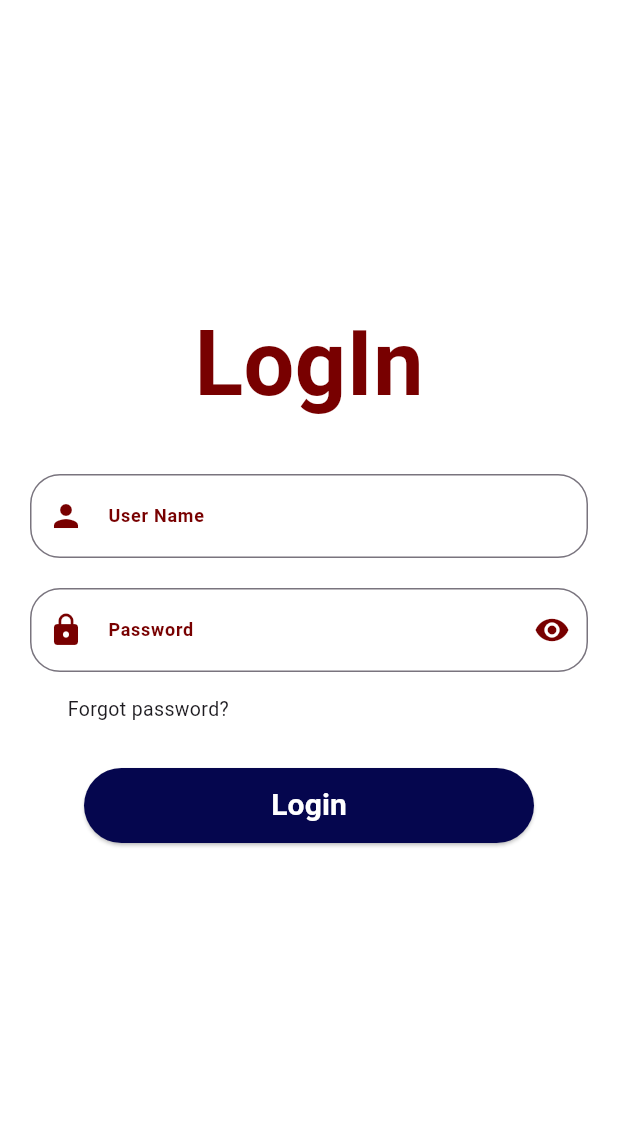
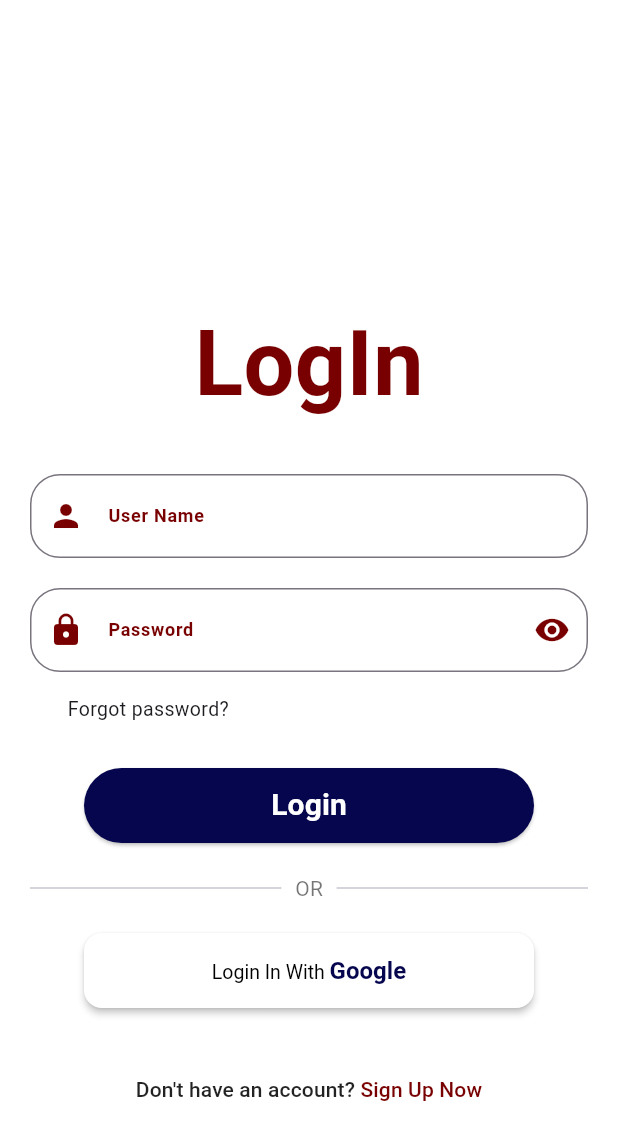
Before and after one commit to Majdoleenshaderma/MAiA, a Flutter app: the screen it shows after launch, on a phone screen of 412 x 824 dp. Shown: the top 1140 px of the screen. Run offline on Flutter 3.47's test engine with Material 3 defaults, Android fonts, the phone set to English and light mode, and no system bars; our stand-ins replace google_sign_in.

Commit message:
updare login.d

```diff
--- a/lib/auth/login.dart
+++ b/lib/auth/login.dart
@@ -27,7 +27,6 @@ class Login extends StatelessWidget {
                       color: Color(0xFF780000),
                       fontWeight: FontWeight.bold,
                       fontSize: 60,
-
                     ),
                   ),
                 ),
@@ -46,8 +45,7 @@ class Login extends StatelessWidget {
                             fontSize: 12,
                             fontWeight: FontWeight.bold,
                           ),
-                          prefixIcon:
-                          Icon(Icons.person, color: Color(0xff780000)),
+                          prefixIcon: Icon(Icons.person, color: Color(0xff780000)),
                           border: OutlineInputBorder(
                             borderRadius: BorderRadius.all(Radius.circular(20)),
                           ),
@@ -71,17 +69,13 @@ class Login extends StatelessWidget {
                             fontSize: 12,
                             fontWeight: FontWeight.bold,
                           ),
-                          prefixIcon:
-                          Icon(Icons.lock, color: Color(0XFF780000)),
-                          suffixIcon:
-                          Icon(Icons.visibility, color: Color(0xff780000)),
+                          prefixIcon: Icon(Icons.lock, color: Color(0XFF780000)),
+                          suffixIcon: Icon(Icons.visibility, color: Color(0xff780000)),
                           border: OutlineInputBorder(
-                            borderRadius:
-                            BorderRadius.all(Radius.circular(20.0)),
+                            borderRadius: BorderRadius.all(Radius.circular(20.0)),
                           ),
                           focusedBorder: OutlineInputBorder(
-                            borderRadius:
-                            BorderRadius.all(Radius.circular(20.0)),
+                            borderRadius: BorderRadius.all(Radius.circular(20.0)),
                             borderSide: BorderSide(color: Color(0xff780000)),
                           ),
                         ),
@@ -131,11 +125,101 @@ class Login extends StatelessWidget {
                           ),
                         ),
                       ),
-
-
+                      SizedBox(height: 20),
+                      Row(
+                        children: <Widget>[
+                          Expanded(child: Divider(thickness: 1)),
+                          Padding(
+                            padding: const EdgeInsets.symmetric(horizontal: 9),
+                            child: Text(
+                              "OR",
+                              style: TextStyle(
+                                fontSize: 14,
+                                color: Colors.black54,
+                              ),
+                            ),
+                          ),
+                          Expanded(child: Divider(thickness: 1)),
+                        ],
+                      ),
+                      SizedBox(height: 20),
+                      Padding(
+                        padding: const EdgeInsets.symmetric(horizontal: 20),
+                        child: ElevatedButton(
+                          onPressed: () async {
+                            try {
+                              final account = await _googleSignIn.signIn();
+                              if (account != null) {
+                                Navigator.push(
+                                  context,
+                                  MaterialPageRoute(builder: (context) => User()),
+                                );
+                              }
+                            } catch (error) {
+                              ScaffoldMessenger.of(context).showSnackBar(
+                                SnackBar(content: Text('Google Sign In Failed')),
+                              );
+                            }
+                          },
+                          style: ElevatedButton.styleFrom(
+                            backgroundColor: Colors.white,
+                            foregroundColor: Colors.black,
+                            elevation: 2,
+                            minimumSize: Size(300, 50),
+                            shape: RoundedRectangleBorder(
+                              borderRadius: BorderRadius.circular(12),
+                            ),
+                          ),
+                          child: RichText(
+                            text: TextSpan(
+                              style: TextStyle(
+                                fontSize: 16,
+                              ),
+                              children: [
+                                TextSpan(
+                                  text: 'Login In With ',
+                                  style: TextStyle(
+                                      color: Colors.black, fontSize: 13),
+                                ),
+                                TextSpan(
+                                  text: 'Google',
+                                  style: TextStyle(
+                                    color: Color(0xff05064e),
+                                    fontWeight: FontWeight.bold,
+                                  ),
+                                ),
+                              ],
+                            ),
+                          ),
+                        ),
+                      ),
+                      SizedBox(height: 30),
+                      TextButton(
+                        onPressed: () {
+                          Navigator.push(
+                            context,
+                            MaterialPageRoute(builder: (context) => SignUpScreen()),
+                          );
+                        },
+                        child: Text.rich(
+                          TextSpan(
+                            text: 'Don\'t have an account?',
+                            style: TextStyle(color: Colors.black87),
+                            children: [
+                              TextSpan(
+                                text: ' Sign Up Now',
+                                style: TextStyle(
+                                  color: Color(0xff780000),
+                                ),
+                              ),
+                            ],
+                          ),
+                          textAlign: TextAlign.center,
+                        ),
+                      ),
                     ],
                   ),
-                )
+                ),
               ],
             ),
           ),
--- a/lib/auth/logo.dart
+++ b/lib/auth/logo.dart
@@ -23,8 +23,7 @@ class NotFound extends StatelessWidget {
             );
           },
           onEnd: () {
-            Future.delayed(Duration(milliseconds: 50), () {
-
+            Future.delayed(Duration(seconds: 2), () {
               Navigator.pushReplacement(
                 context,
                 PageRouteBuilder(
--- a/pubspec.yaml
+++ b/pubspec.yaml
@@ -60,6 +60,7 @@ flutter:
   # the material Icons class.
   uses-material-design: true
 
+
   # To add assets to your application, add an assets section, like this:
   # assets:
   #   - images/a_dot_burr.jpeg
```
